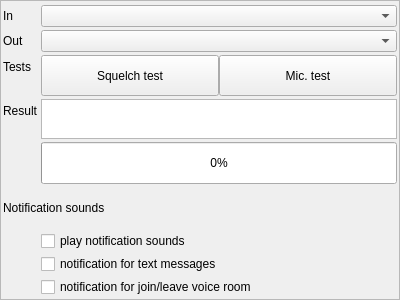
Old version of the form src/blackgui/components/audiosetup.ui in the repository swift-project/pilotclient.
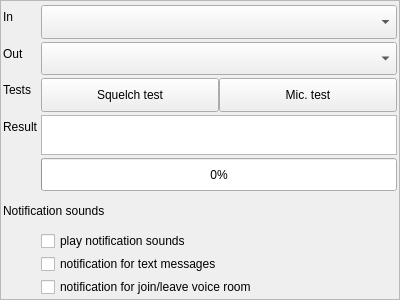
New version of the form.

Commit message: refs #335, GUI finetuning * combo boxes, size model changed - fixes the issue with the settings exceeding the boundaries * main window can be minimized * renaming the main page * style sheet

What changed in the file:
```diff
--- a/src/blackgui/components/audiosetup.ui
+++ b/src/blackgui/components/audiosetup.ui
@@ -60,7 +60,17 @@
       </widget>
      </item>
      <item row="0" column="1">
-      <widget class="QComboBox" name="cb_SetupAudioInputDevice"/>
+      <widget class="QComboBox" name="cb_SetupAudioInputDevice">
+       <property name="sizePolicy">
+        <sizepolicy hsizetype="Preferred" vsizetype="Preferred">
+         <horstretch>0</horstretch>
+         <verstretch>0</verstretch>
+        </sizepolicy>
+       </property>
+       <property name="sizeAdjustPolicy">
+        <enum>QComboBox::AdjustToMinimumContentsLength</enum>
+       </property>
+      </widget>
      </item>
      <item row="1" column="0">
       <widget class="QLabel" name="lbl_SetupAudioOutputDevice">
@@ -70,7 +80,17 @@
       </widget>
      </item>
      <item row="1" column="1">
-      <widget class="QComboBox" name="cb_SetupAudioOutputDevice"/>
+      <widget class="QComboBox" name="cb_SetupAudioOutputDevice">
+       <property name="sizePolicy">
+        <sizepolicy hsizetype="Preferred" vsizetype="Preferred">
+         <horstretch>0</horstretch>
+         <verstretch>0</verstretch>
+        </sizepolicy>
+       </property>
+       <property name="sizeAdjustPolicy">
+        <enum>QComboBox::AdjustToMinimumContentsLength</enum>
+       </property>
+      </widget>
      </item>
      <item row="2" column="0">
       <widget class="QLabel" name="lbl_SetupAudioVoiceTests">
```
The commit also changes 9 other files.
